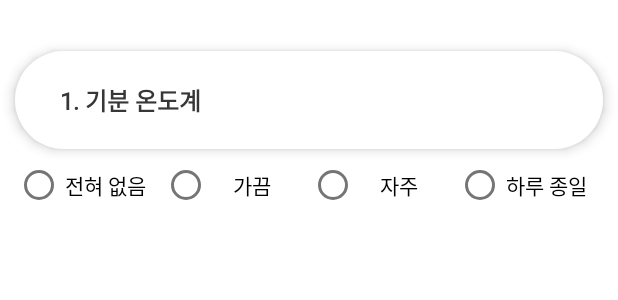
After one commit to Megaworks/EMA-APP, an Android app: the layout fragment_radio_freqeuncy_type1_item.xml on its own in the app's theme, with its tools: preview values and no code run, on a phone screen of 412 x 824 dp. The commit adds this screen. Shown: the top 300 px of the screen. Run offline under Robolectric (Android 15) with nearby library versions, the phone set to English and light mode, and no system bars.

Commit message:
Feat : 전혀없음/가끔/자주/하루종일 Fragment 추가

```diff
--- a/app/src/main/java/ai/megaworks/ema/user/SurveyActivity.java
+++ b/app/src/main/java/ai/megaworks/ema/user/SurveyActivity.java
@@ -23,6 +23,7 @@ import ai.megaworks.ema.domain.RetrofitClient;
 import ai.megaworks.ema.domain.survey.Survey;
 import ai.megaworks.ema.domain.survey.SurveyResult;
 import ai.megaworks.ema.layout.CustomSurveyFragment;
+import ai.megaworks.ema.layout.RadioAnswerFrequencyType1Fragment;
 import ai.megaworks.ema.layout.ShortAnswerRangeItemFragment;
 import ai.megaworks.ema.layout.ShortAnswerYNItemFragment;
 import ai.megaworks.ema.layout.TemperatureItemFragment;
@@ -113,6 +114,8 @@ public class SurveyActivity extends AppCompatActivity {
                             fragment = new ShortAnswerRangeItemFragment(getApplicationContext(), rootSurvey);
                         } else if (type.equals("YN")) {
                             fragment = new ShortAnswerYNItemFragment(getApplicationContext(), rootSurvey);
+                        } else if (type.equals("NEALL")) {
+                            fragment = new RadioAnswerFrequencyType1Fragment(getApplicationContext(), rootSurvey);
                         }
                         fragmentTransaction.add(R.id.list, fragment);
                         fragments.add(fragment);
@@ -129,6 +132,8 @@ public class SurveyActivity extends AppCompatActivity {
                             fragment = new ShortAnswerRangeItemFragment(getApplicationContext(), survey);
                         } else if (type.equals("YN")) {
                             fragment = new ShortAnswerYNItemFragment(getApplicationContext(), survey);
+                        } else if (type.equals("NEALL")) {
+                            fragment = new RadioAnswerFrequencyType1Fragment(getApplicationContext(), survey);
                         }
                         fragmentTransaction.add(R.id.list, fragment);
                         fragments.add(fragment);
--- /dev/null
+++ b/app/src/main/res/layout/fragment_radio_freqeuncy_type1_item.xml
@@ -0,0 +1,94 @@
+<?xml version="1.0" encoding="utf-8"?>
+<LinearLayout xmlns:android="http://schemas.android.com/apk/res/android"
+    xmlns:app="http://schemas.android.com/apk/res-auto"
+    xmlns:tools="http://schemas.android.com/tools"
+    android:id="@+id/root"
+    android:layout_width="match_parent"
+    android:layout_height="wrap_content"
+    android:orientation="vertical">
+
+    <LinearLayout
+        android:id="@+id/survey_box"
+        android:layout_width="match_parent"
+        android:layout_height="65dp"
+        android:layout_marginHorizontal="10dp"
+        android:layout_marginTop="34dp"
+        android:background="@drawable/bg_layout_white_radius"
+        android:elevation="5dp"
+        android:orientation="horizontal">
+
+        <TextView
+            android:id="@+id/survey"
+            android:layout_width="match_parent"
+            android:layout_height="match_parent"
+            android:layout_marginLeft="30dp"
+            android:layout_marginRight="30dp"
+            android:layout_weight="1"
+            android:gravity="left|center_vertical"
+            android:text="1. 기분 온도계"
+            android:textColor="@color/black3"
+            android:textSize="16dp"
+            android:textStyle="bold" />
+
+    </LinearLayout>
+
+    <LinearLayout
+        android:layout_width="match_parent"
+        android:layout_height="wrap_content"
+        android:layout_marginHorizontal="10dp"
+        android:elevation="5dp"
+        android:paddingBottom="20dp"
+        android:orientation="horizontal" >
+
+        <RadioGroup
+            android:id="@+id/radio_group"
+            android:layout_width="match_parent"
+            android:layout_height="wrap_content"
+            android:orientation="horizontal"
+            app:layout_constraintBottom_toBottomOf="parent"
+            app:layout_constraintEnd_toEndOf="parent"
+            app:layout_constraintStart_toStartOf="parent"
+            app:layout_constraintTop_toTopOf="parent">
+
+            <RadioButton
+                android:id="@+id/radio_button_never"
+                android:layout_width="0dp"
+                android:layout_height="wrap_content"
+                android:layout_marginEnd="10dp"
+                android:layout_weight="5"
+                android:gravity="center"
+                android:text="전혀 없음" />
+
+            <RadioButton
+                android:id="@+id/radio_button_sometimes"
+                android:layout_width="0dp"
+                android:layout_height="wrap_content"
+                android:layout_marginEnd="10dp"
+                android:layout_weight="5"
+                android:gravity="center"
+                android:text="가끔" />
+
+            <RadioButton
+                android:id="@+id/radio_button_often"
+                android:layout_width="0dp"
+                android:layout_height="wrap_content"
+                android:layout_marginEnd="10dp"
+                android:layout_weight="5"
+                android:gravity="center"
+                android:text="자주" />
+
+            <RadioButton
+                android:id="@+id/radio_button_all"
+                android:layout_width="0dp"
+                android:layout_height="wrap_content"
+                android:layout_marginEnd="10dp"
+                android:layout_weight="5"
+                android:gravity="center"
+                android:text="하루 종일" />
+
+        </RadioGroup>
+
+
+    </LinearLayout>
+
+</LinearLayout>
```
Also changed, not shown: app/src/main/java/ai/megaworks/ema/layout/RadioAnswerFrequencyType1Fragment.java (added, +86 -0 lines).
